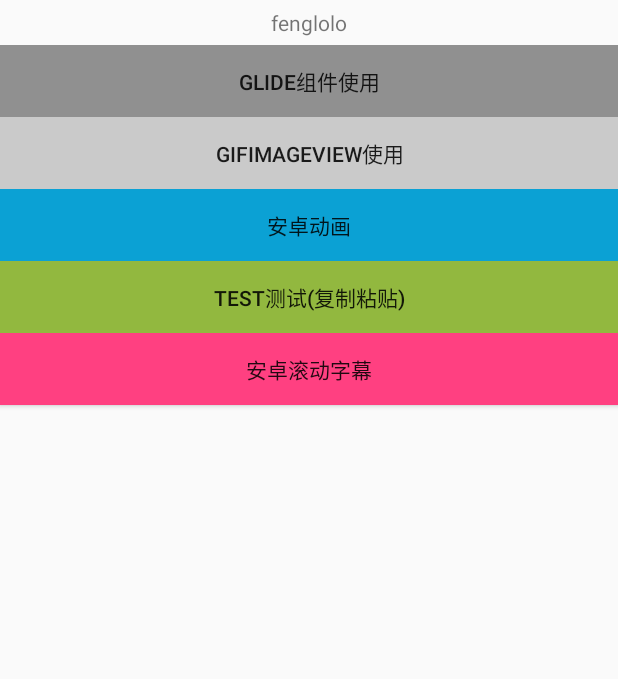
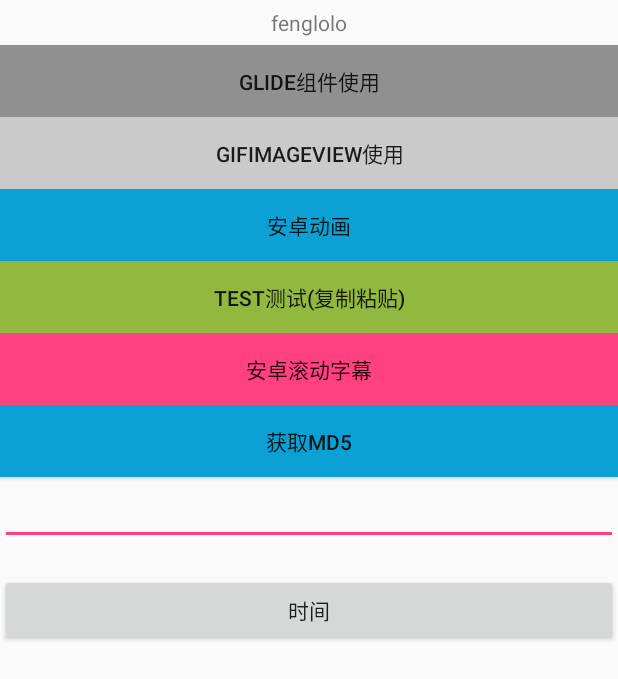
Before and after one commit to fenglolo/FWLibrary, an Android app: the screen it shows after launch (MainActivity), on a phone screen of 412 x 824 dp. Shown: the top 679 px of the screen. Run offline under Robolectric (Android 15) with nearby library versions, the phone set to English and light mode, and no system bars.

Commit message:
feng:1、生成md5，2、assets目录下的文件复制到本地

```diff
--- a/app/build.gradle
+++ b/app/build.gradle
@@ -15,6 +15,12 @@ android {
             minifyEnabled false
             proguardFiles getDefaultProguardFile('proguard-android.txt'), 'proguard-rules.pro'
         }
+    }
+}
+
+repositories {
+    flatDir {
+        dirs 'libs'
     }
 }
 
--- a/app/src/main/AndroidManifest.xml
+++ b/app/src/main/AndroidManifest.xml
@@ -44,6 +44,7 @@
         <activity android:name=".activity.animation.AnimationActivity"/>
         <activity android:name=".activity.TestActivity"/>
         <activity android:name=".activity.textRoll.TextRollActivity"/>
+        <activity android:name=".activity.md5.MdfiveActivity"/>
 
     </application>
 
--- a/app/src/main/java/com/fw/demo/MainActivity.java
+++ b/app/src/main/java/com/fw/demo/MainActivity.java
@@ -1,14 +1,23 @@
 package com.fw.demo;
 
 import android.content.Intent;
+import android.content.res.AssetManager;
 import android.view.View;
 import android.widget.Button;
+import android.widget.EditText;
+import android.widget.TextView;
 
 import com.fw.demo.activity.gifImageView.GifImageViewActivity;
 import com.fw.demo.activity.glide.GlideActivity;
 import com.fw.demo.activity.TestActivity;
 import com.fw.demo.activity.animation.AnimationActivity;
+import com.fw.demo.activity.md5.MdfiveActivity;
 import com.fw.demo.activity.textRoll.TextRollActivity;
+import com.yitong.mbank.util.security.Md5Util;
+
+import java.io.File;
+import java.text.SimpleDateFormat;
+import java.util.Date;
 
 public class MainActivity extends BaseActivity implements View.OnClickListener {
 
@@ -17,6 +26,11 @@ public class MainActivity extends BaseActivity implements View.OnClickListener {
     private Button btn_ani;
     private Button btn_test;
     private Button btn_roll;
+    private Button btn_md5;
+
+    private EditText ed;
+    private TextView tv_ed;
+    private Button btn_ed;
 
     @Override
     protected int getContentLayout() {
@@ -30,6 +44,11 @@ public class MainActivity extends BaseActivity implements View.OnClickListener {
         btn_ani = findViewById(R.id.btn_anil);
         btn_test = findViewById(R.id.btn_test);
         btn_roll = findViewById(R.id.btn_roll);
+        btn_md5 = findViewById(R.id.btn_md5);
+
+        ed = findViewById(R.id.ed);
+        tv_ed = findViewById(R.id.tv_ed);
+        btn_ed = findViewById(R.id.btn_ed);
     }
 
     @Override
@@ -39,6 +58,9 @@ public class MainActivity extends BaseActivity implements View.OnClickListener {
         btn_ani.setOnClickListener(this);
         btn_test.setOnClickListener(this);
         btn_roll.setOnClickListener(this);
+        btn_md5.setOnClickListener(this);
+
+        btn_ed.setOnClickListener(this);
     }
 
     @Override
@@ -64,9 +86,24 @@ public class MainActivity extends BaseActivity implements View.OnClickListener {
             case R.id.btn_roll://安卓滚动字幕
                 gotoActviity(TextRollActivity.class);
                 break;
+            case R.id.btn_ed://获取时间
+                long l = Long.valueOf(ed.getText().toString().trim());
+                getTime(l);
+                break;
+            case R.id.btn_md5://生成md5
+                gotoActviity(MdfiveActivity.class);
+                break;
             default:
                 break;
         }
+    }
+
+    private void getTime(long time){
+        Date nowTime = new Date(time);
+        System.out.println(System.currentTimeMillis());
+        SimpleDateFormat sdFormatter = new SimpleDateFormat("yyyy-MM-dd HH:mm:dd");
+        String retStrFormatNowDate = sdFormatter.format(nowTime);
+        tv_ed.setText(retStrFormatNowDate);
     }
 
     /**
--- a/app/src/main/res/layout/activity_main.xml
+++ b/app/src/main/res/layout/activity_main.xml
@@ -57,6 +57,27 @@
                 android:layout_height="wrap_content"
                 android:text="安卓滚动字幕"/>
 
+            <Button
+                android:id="@+id/btn_md5"
+                android:layout_width="match_parent"
+                android:background="@color/font_color_click"
+                android:layout_height="wrap_content"
+                android:text="获取MD5"/>
+
+            <EditText
+                android:id="@+id/ed"
+                android:layout_width="match_parent"
+                android:layout_height="wrap_content" />
+            <TextView
+                android:id="@+id/tv_ed"
+                android:layout_width="match_parent"
+                android:layout_height="wrap_content" />
+            <Button
+                android:id="@+id/btn_ed"
+                android:layout_width="match_parent"
+                android:layout_height="wrap_content"
+                android:text="时间"/>
+
         </LinearLayout>
     </ScrollView>
 
```
Also changed, not shown: app/src/main/java/com/fw/demo/activity/md5/MdfiveActivity.java (added, +132 -0 lines), app/src/main/res/layout/activity_md.xml (added, +65 -0 lines), app/libs/yitong-security-1.2.0.jar (added), 4 other files.
